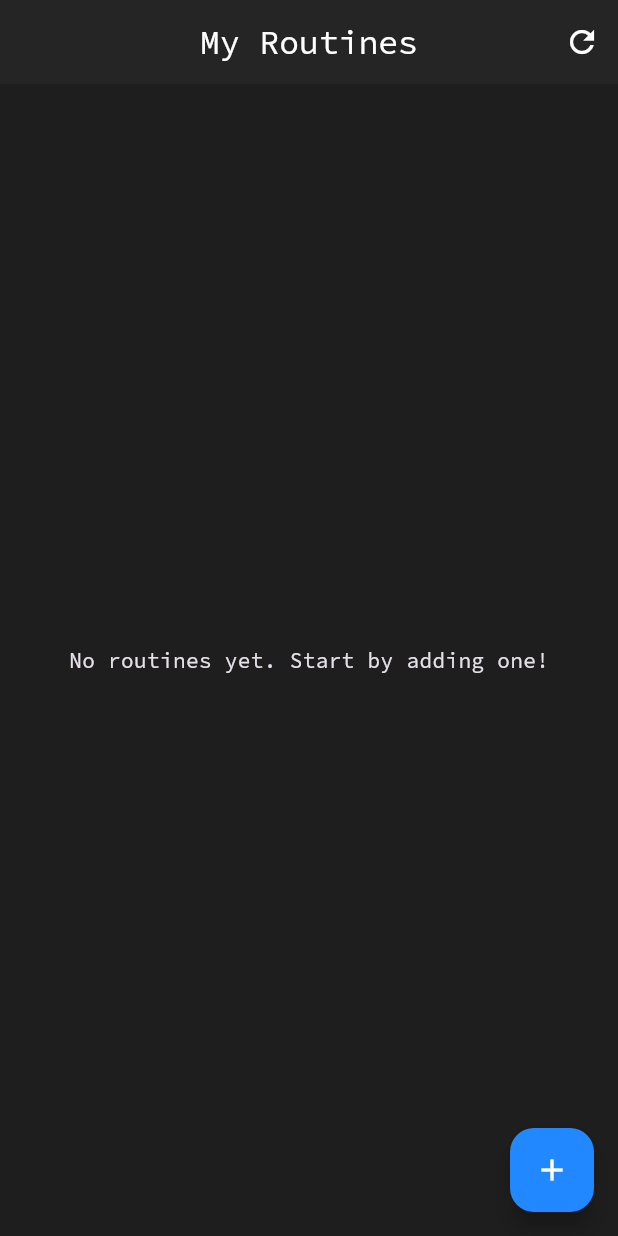
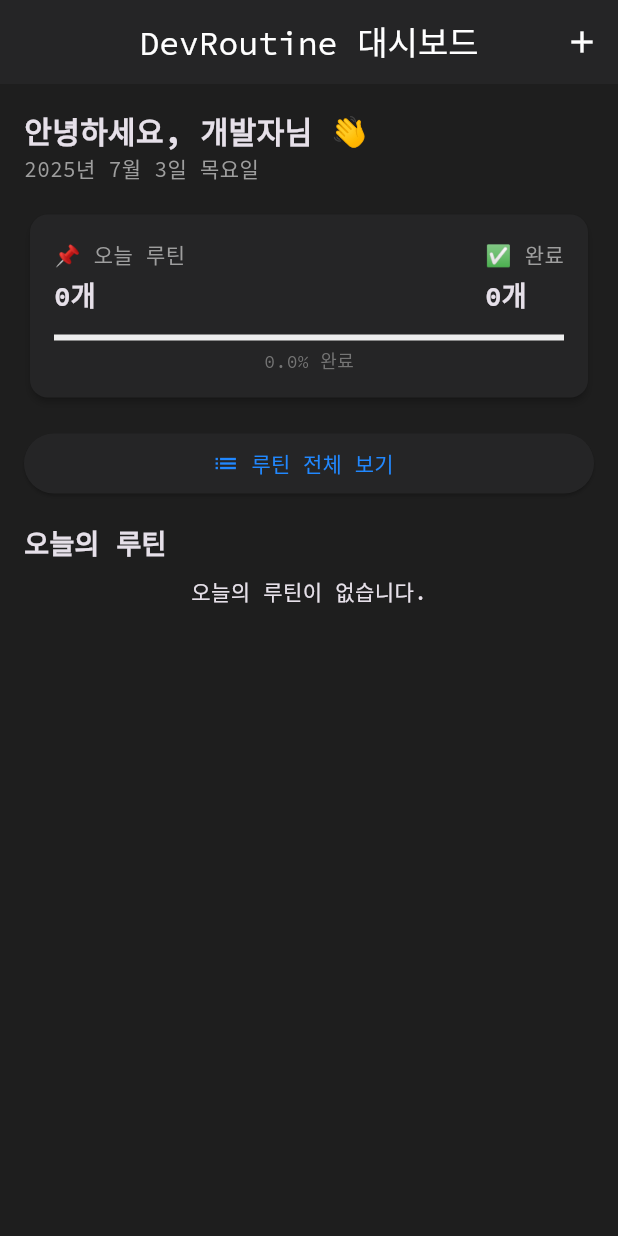
Before and after one commit to gyhcom/devroutine, a Flutter app: the screen it shows after launch, on a phone screen of 412 x 824 dp. Run offline on Flutter 3.47's test engine with Material 3 defaults, Android fonts, the phone set to English and light mode, and no system bars; our stand-ins replace another_flushbar, auto_route, flutter_riverpod, freezed_annotation, google_fonts, hive and 2 more; accounts and stored records are empty; generated files the repository leaves out were written again.

Commit message:
FEAT: 대시보드 추가 및 화면 분리

```diff
--- a/lib/core/routing/app_router.dart
+++ b/lib/core/routing/app_router.dart
@@ -1,4 +1,5 @@
 import 'package:auto_route/auto_route.dart';
+import 'package:devroutine/features/routine/presentation/screens/dashboard_screen.dart';
 import 'package:flutter/material.dart';
 import '../../features/routine/domain/entities/routine.dart';
 import '../../features/routine/presentation/screens/routine_form_screen.dart';
@@ -11,9 +12,13 @@
   @override
   List<AutoRoute> get routes => [
         AutoRoute(
+          page: DashboardRoute.page,
+          initial: true, // 여기에 initial: true 추가
+          path: '/', // 메인 경로로 변경
+        ),
+        AutoRoute(
           page: RoutineListRoute.page,
-          initial: true,
-          path: '/',
+          path: '/routines', // initial: true 제거
         ),
         AutoRoute(
           page: RoutineFormRoute.page,
--- a/lib/features/routine/presentation/providers/routine_provider.dart
+++ b/lib/features/routine/presentation/providers/routine_provider.dart
@@ -199,4 +199,17 @@
   Future<void> refreshRoutines() async {
     await _loadRoutines();
   }
+
+  Future<void> toggleRoutineActive(String id) async {
+    state.whenOrNull(loaded: (routines) {
+      final index = routines.indexWhere((r) => r.id == id);
+      if (index != -1) {
+        final routine = routines[index];
+        final updatedRoutine = routine.copyWith(isActive: !routine.isActive);
+        final updatedRoutines = [...routines];
+        updatedRoutines[index] = updatedRoutine;
+        state = RoutineState.loaded(updatedRoutines);
+      }
+    });
+  }
 }
--- /dev/null
+++ b/lib/features/routine/presentation/screens/dashboard_screen.dart
@@ -0,0 +1,115 @@
+import 'package:auto_route/auto_route.dart';
+import 'package:devroutine/core/routing/app_router.dart';
+import 'package:devroutine/features/routine/presentation/providers/routine_provider.dart';
+import 'package:devroutine/features/routine/presentation/widgets/routine_list_item.dart';
+import 'package:devroutine/features/routine/presentation/widgets/today_summary_card.dart';
+import 'package:flutter/material.dart';
+import 'package:flutter_riverpod/flutter_riverpod.dart';
+import 'package:intl/intl.dart';
+
+@RoutePage()
+class DashboardScreen extends ConsumerWidget {
+  const DashboardScreen({super.key});
+
+  @override
+  Widget build(BuildContext context, WidgetRef ref) {
+    return Scaffold(
+      appBar: AppBar(
+        title: const Text('DevRoutine 대시보드'),
+        actions: [
+          IconButton(
+            icon: const Icon(Icons.add),
+            onPressed: () => context.router.push(RoutineFormRoute()),
+          ),
+        ],
+      ),
+      body: RefreshIndicator(
+        onRefresh: () async {
+          ref.refresh(routineNotifierProvider);
+        },
+        child: ListView(
+          padding: const EdgeInsets.all(16),
+          children: [
+            _buildGreeting(),
+            const SizedBox(height: 16),
+            const TodaySummaryCard(),
+            const SizedBox(height: 16),
+            _buildGoToRoutineList(context),
+            const SizedBox(height: 16),
+            _buildTodayRoutines(),
+          ],
+        ),
+      ),
+    );
+  }
+
+  Widget _buildGreeting() {
+    final now = DateTime.now();
+    final formattedDate = DateFormat('yyyy년 M월 d일 EEEE', 'ko_KR').format(now);
+    return Column(
+      crossAxisAlignment: CrossAxisAlignment.start,
+      children: [
+        const Text('안녕하세요, 개발자님 👋',
+            style: TextStyle(fontSize: 20, fontWeight: FontWeight.bold)),
+        Text(formattedDate, style: const TextStyle(color: Colors.grey)),
+      ],
+    );
+  }
+
+  Widget _buildGoToRoutineList(BuildContext context) {
+    return ElevatedButton.icon(
+      onPressed: () => context.router.push(const RoutineListRoute()),
+      icon: const Icon(Icons.list),
+      label: const Text('루틴 전체 보기'),
+    );
+  }
+
+  Widget _buildTodayRoutines() {
+    return Column(
+      crossAxisAlignment: CrossAxisAlignment.start,
+      children: [
+        const Text(
+          '오늘의 루틴',
+          style: TextStyle(fontSize: 18, fontWeight: FontWeight.bold),
+        ),
+        const SizedBox(height: 8),
+        Consumer(
+          builder: (context, ref, child) {
+            return ref.watch(routineNotifierProvider).maybeWhen(
+                  loaded: (routines) {
+                    if (routines.isEmpty) {
+                      return const Center(
+                        child: Text('오늘의 루틴이 없습니다.'),
+                      );
+                    }
+                    return ListView.builder(
+                      shrinkWrap: true,
+                      physics: const NeverScrollableScrollPhysics(),
+                      itemCount: routines.length,
+                      itemBuilder: (context, index) {
+                        final routine = routines[index];
+                        return RoutineListItem(
+                          routine: routine,
+                          onTap: () => context.router
+                              .push(RoutineFormRoute(routine: routine)),
+                          onToggleActive: () => ref
+                              .read(routineNotifierProvider.notifier)
+                              .toggleRoutineActive(routine.id),
+                          onDelete: () => ref
+                              .read(routineNotifierProvider.notifier)
+                              .deleteRoutine(routine.id),
+                          borderColor: Theme.of(context).primaryColor,
+                        );
+                      },
+                    );
+                  },
+                  orElse: () => const Center(
+                    child: CircularProgressIndicator(),
+                  ),
+                );
+          },
+        ),
+      ],
+    );
+  }
+}
--- /dev/null
+++ b/lib/features/routine/presentation/widgets/today_summary_card.dart
@@ -0,0 +1,74 @@
+import 'package:devroutine/features/routine/presentation/providers/routine_provider.dart';
+import 'package:flutter/material.dart';
+import 'package:flutter_riverpod/flutter_riverpod.dart';
+
+class TodaySummaryCard extends ConsumerWidget {
+  const TodaySummaryCard({super.key});
+
+  @override
+  Widget build(BuildContext context, WidgetRef ref) {
+    final routineState = ref.watch(routineNotifierProvider);
+
+    return Card(
+      elevation: 2,
+      shape: RoundedRectangleBorder(borderRadius: BorderRadius.circular(12)),
+      child: Padding(
+        padding: const EdgeInsets.all(16),
+        child: routineState.maybeWhen(
+          loaded: (routines) {
+            final todayCount = routines.length;
+            final doneCount = routines
+                .where(
+                    (r) => r.currentCompletionCount >= r.targetCompletionCount)
+                .length;
+            final progress =
+                todayCount > 0 ? (doneCount / todayCount) * 100 : 0.0;
+
+            return Column(
+              children: [
+                Row(
+                  mainAxisAlignment: MainAxisAlignment.spaceBetween,
+                  children: [
+                    _buildItem('📌 오늘 루틴', '$todayCount개'),
+                    _buildItem('✅ 완료', '$doneCount개'),
+                  ],
+                ),
+                const SizedBox(height: 12),
+                LinearProgressIndicator(
+                  value: progress / 100,
+                  backgroundColor: Colors.grey[200],
+                  valueColor: AlwaysStoppedAnimation<Color>(
+                    progress == 100
+                        ? Colors.green
+                        : Theme.of(context).primaryColor,
+                  ),
+                ),
+                const SizedBox(height: 4),
+                Text(
+                  '${progress.toStringAsFixed(1)}% 완료',
+                  style: TextStyle(
+                    color: Colors.grey[600],
+                    fontSize: 12,
+                  ),
+                ),
+              ],
+            );
+          },
+          orElse: () => const Center(child: CircularProgressIndicator()),
+        ),
+      ),
+    );
+  }
+
+  Widget _buildItem(String label, String value) {
+    return Column(
+      crossAxisAlignment: CrossAxisAlignment.start,
+      children: [
+        Text(label, style: const TextStyle(color: Colors.grey)),
+        const SizedBox(height: 4),
+        Text(value,
+            style: const TextStyle(fontSize: 18, fontWeight: FontWeight.bold)),
+      ],
+    );
+  }
+}
--- a/lib/main.dart
+++ b/lib/main.dart
@@ -6,6 +6,7 @@
 import 'core/routing/app_router.dart';
 import 'features/routine/data/models/routine_model.dart';
 import 'features/routine/domain/entities/routine.dart';
+import 'package:intl/date_symbol_data_local.dart';
 
 class DateTimeAdapter extends TypeAdapter<DateTime> {
   @override
@@ -43,8 +44,9 @@
 }
 
 void main() async {
+  //메인 시작
   WidgetsFlutterBinding.ensureInitialized();
-
+  // Hive 초기화
   await Hive.initFlutter();
 
   if (!Hive.isAdapterRegistered(0)) {
@@ -59,6 +61,8 @@
 
   await Hive.deleteBoxFromDisk('routines');
   await Hive.openBox<RoutineModel>('routines');
+
+  await initializeDateFormatting('ko_KR', ''); // 이게 핵심!
 
   runApp(const ProviderScope(child: DevRoutineApp()));
 }
```
Also changed, not shown: lib/core/routing/app_router.gr.dart, lib/features/routine/data/models/routine_model.g.dart, lib/features/routine/domain/entities/routine.g.dart, lib/features/routine/presentation/providers/routine_provider.g.dart, 1 other file.
